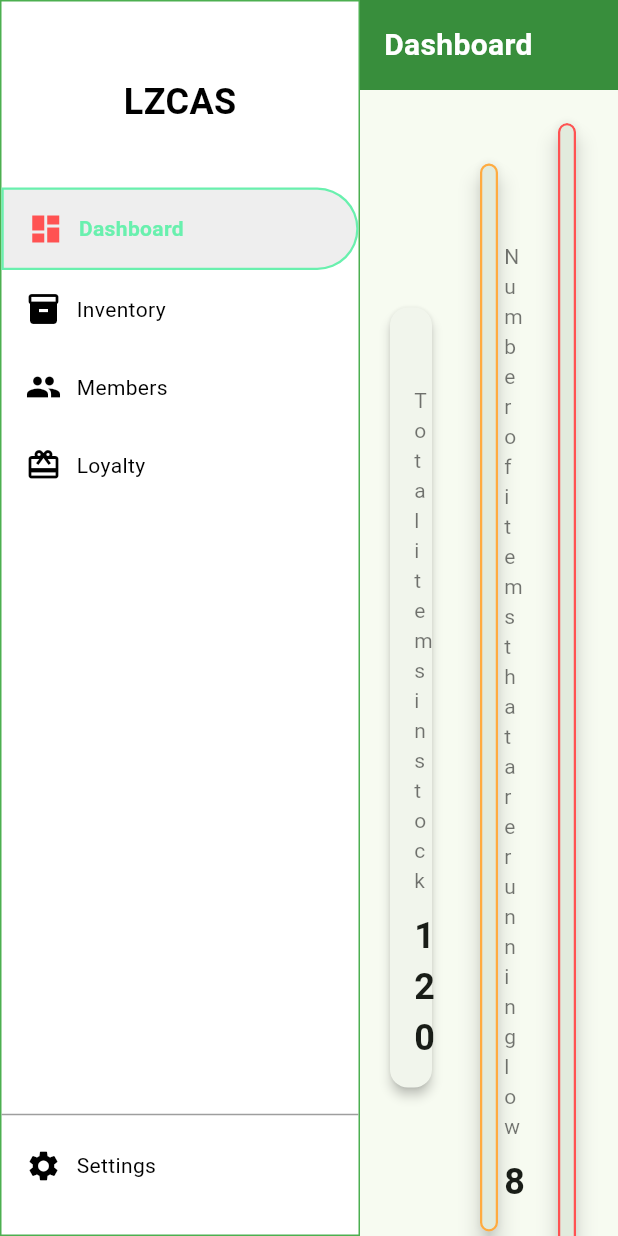
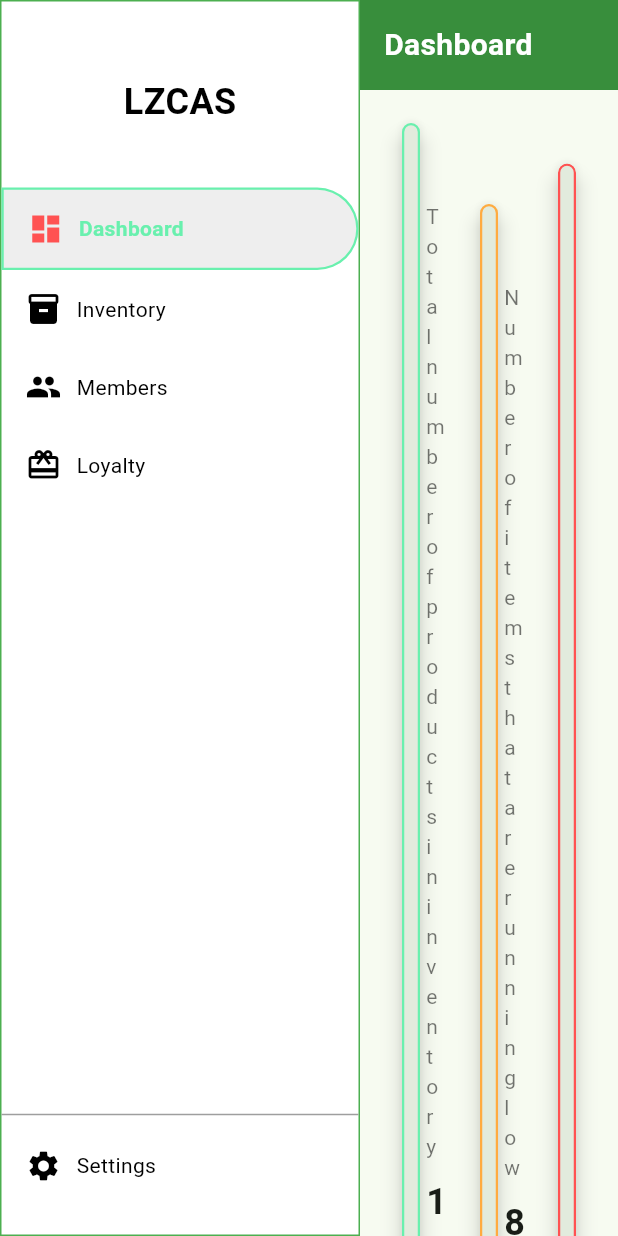
Before and after one commit to EarlConz/LZCAS, a Flutter app: the screen it shows after launch, on a phone screen of 412 x 824 dp. Run offline on Flutter 3.47's test engine with Material 3 defaults, Android fonts, the phone set to English and light mode, and no system bars; our stand-ins replace fl_chart, qr_flutter.

Commit message:
improvements to `totalitemscard`

```diff
--- a/lib/widgets/totalitemscard.dart
+++ b/lib/widgets/totalitemscard.dart
@@ -3,11 +3,21 @@ import 'package:flutter/material.dart';
 class TotalItemsCard extends StatelessWidget {
   const TotalItemsCard({super.key});
 
+  final int totalItemCount = 120;
+
   @override
   Widget build(BuildContext context) {
+    ThemeData theme = Theme.of(context);
+
     return Card(
-      elevation: 3,
-      shape: RoundedRectangleBorder(borderRadius: BorderRadius.circular(12)),
+      elevation: 6,
+      shape: RoundedRectangleBorder(borderRadius: BorderRadius.circular(12), side: BorderSide(color: Colors.greenAccent, width: 1.5)),
+      color: theme.colorScheme.surface,
+      surfaceTintColor: theme.colorScheme.surfaceTint,
+      shadowColor: theme.colorScheme.shadow,
+      borderOnForeground: true,
+      clipBehavior: Clip.none,
+      margin: const EdgeInsets.symmetric(vertical: 6.0, horizontal: 12.0),
       child: Padding(
         padding: const EdgeInsets.all(16),
         child: Column(
@@ -18,7 +28,7 @@ class TotalItemsCard extends StatelessWidget {
                 Icon(Icons.inventory_2, color: Colors.green),
                 SizedBox(width: 8),
                 Text(
-                  "Total Items",
+                  "Total Products",
                   style: TextStyle(
                     fontSize: 18,
                     fontWeight: FontWeight.bold,
@@ -28,13 +38,13 @@ class TotalItemsCard extends StatelessWidget {
             ),
             const SizedBox(height: 10),
             const Text(
-              "Total items in stock",
+              "Total number of products in inventory",
               style: TextStyle(color: Colors.black54),
             ),
             const SizedBox(height: 10),
-            const Text(
-              "120", // replace with dynamic value later
-              style: TextStyle(
+            Text(
+              "$totalItemCount", // replace with dynamic value later
+              style: const TextStyle(
                 fontSize: 24,
                 fontWeight: FontWeight.bold,
               ),
```
